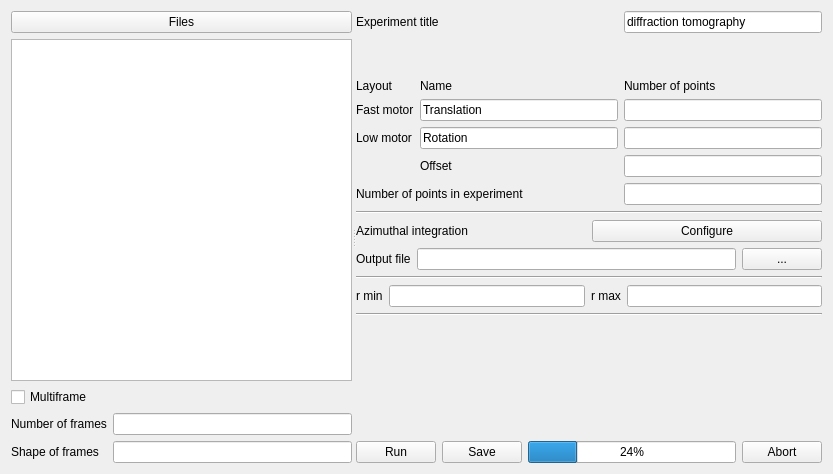
silx-kit/pyFAI, file src/pyFAI/resources/gui/diffmap.ui: the form before one commit.
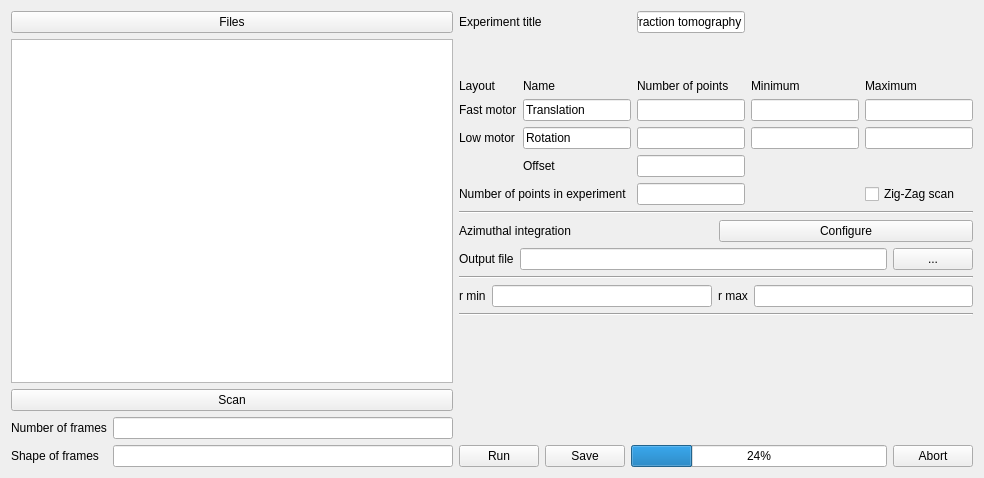
The form after the commit.

Commit message: Update GUI to accomodate motor position widget

Diff of the .ui file:
```diff
--- a/src/pyFAI/resources/gui/diffmap.ui
+++ b/src/pyFAI/resources/gui/diffmap.ui
@@ -6,20 +6,15 @@
    <rect>
     <x>0</x>
     <y>0</y>
-    <width>833</width>
-    <height>474</height>
+    <width>984</width>
+    <height>478</height>
    </rect>
   </property>
   <property name="windowTitle">
    <string>Diffraction imaging</string>
   </property>
-  <layout class="QVBoxLayout" name="verticalLayout_3">
+  <layout class="QHBoxLayout" name="horizontalLayout_6">
    <item>
-    <widget class="QSplitter" name="splitter">
-     <property name="orientation">
-      <enum>Qt::Horizontal</enum>
-     </property>
-     <widget class="QWidget" name="layoutWidget">
       <layout class="QVBoxLayout" name="verticalLayout">
        <item>
         <layout class="QHBoxLayout" name="horizontalLayout_3">
@@ -52,9 +47,9 @@
         </widget>
        </item>
        <item>
-        <widget class="QCheckBox" name="multiframe">
+      <widget class="QPushButton" name="scanFilesButton">
          <property name="text">
-          <string>Multiframe</string>
+        <string>Scan</string>
          </property>
         </widget>
        </item>
@@ -97,8 +92,8 @@
         </layout>
        </item>
       </layout>
-     </widget>
-     <widget class="QWidget" name="layoutWidget">
+   </item>
+   <item>
       <layout class="QVBoxLayout" name="verticalLayout_2">
        <item>
         <layout class="QGridLayout" name="gridLayout">
@@ -176,6 +171,20 @@
            </property>
           </widget>
          </item>
+       <item row="2" column="3">
+        <widget class="QLabel" name="label_15">
+         <property name="text">
+          <string>Minimum</string>
+         </property>
+        </widget>
+       </item>
+       <item row="2" column="4">
+        <widget class="QLabel" name="label_16">
+         <property name="text">
+          <string>Maximum</string>
+         </property>
+        </widget>
+       </item>
          <item row="3" column="0">
           <widget class="QLabel" name="label">
            <property name="text">
@@ -197,6 +206,12 @@
            </property>
           </widget>
          </item>
+       <item row="3" column="3">
+        <widget class="QLineEdit" name="fastMotorMinimum"/>
+       </item>
+       <item row="3" column="4">
+        <widget class="QLineEdit" name="fastMotorMaximum"/>
+       </item>
          <item row="4" column="0">
           <widget class="QLabel" name="label_2">
            <property name="text">
@@ -218,6 +233,12 @@
            </property>
           </widget>
          </item>
+       <item row="4" column="3">
+        <widget class="QLineEdit" name="slowMotorMinimum"/>
+       </item>
+       <item row="4" column="4">
+        <widget class="QLineEdit" name="slowMotorMaximum"/>
+       </item>
          <item row="5" column="1">
           <widget class="QLabel" name="label_3">
            <property name="text">
@@ -249,6 +270,13 @@
            </property>
           </widget>
          </item>
+       <item row="6" column="4">
+        <widget class="QCheckBox" name="zigzagScan">
+         <property name="text">
+          <string>Zig-Zag scan</string>
+         </property>
+        </widget>
+       </item>
         </layout>
        </item>
        <item>
@@ -381,8 +409,6 @@
         </layout>
        </item>
       </layout>
-     </widget>
-    </widget>
    </item>
   </layout>
  </widget>
```
Lines whose indentation alone changed are shown as unchanged. The commit also changes 1 other file.
